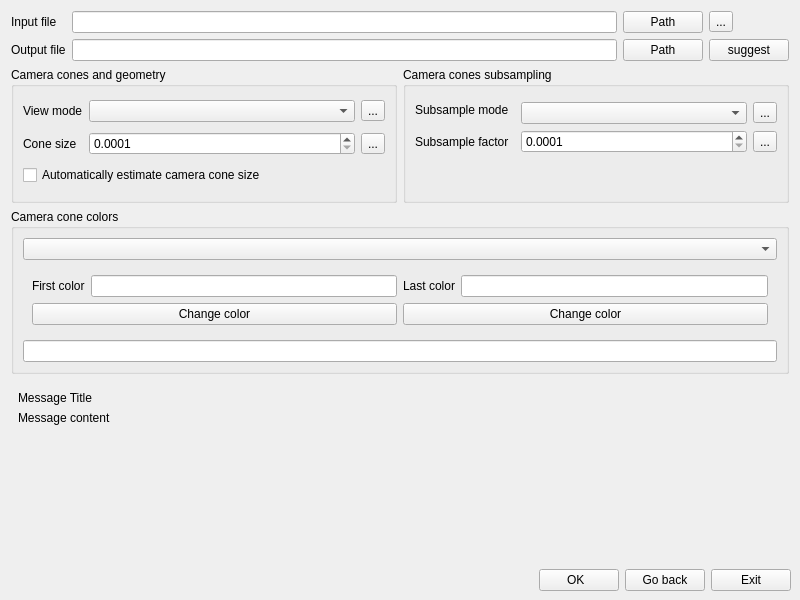
The window that src/main.ui (salaheddinek/py_sfm_viewer) describes before a commit, drawn with Qt 5.
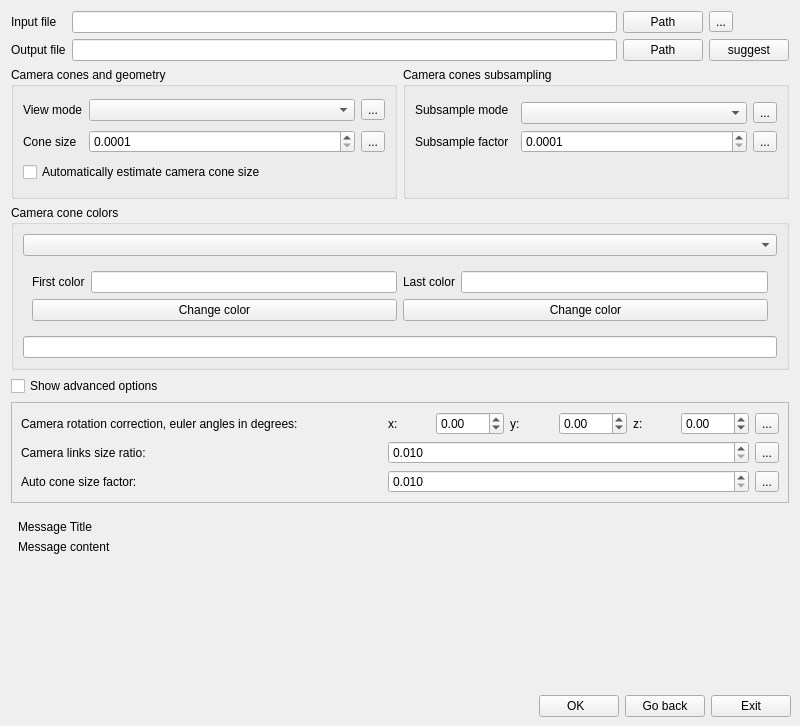
The same window after the commit.

Commit message: added support of camera cone orientation correction

The edit to the form file:
```diff
--- a/src/main.ui
+++ b/src/main.ui
@@ -7,7 +7,7 @@
     <x>0</x>
     <y>0</y>
     <width>800</width>
-    <height>600</height>
+    <height>726</height>
    </rect>
   </property>
   <property name="windowTitle">
@@ -295,6 +295,169 @@
          </layout>
         </widget>
        </item>
+       <item>
+        <widget class="QCheckBox" name="check_box_show_advanced">
+         <property name="text">
+          <string>Show advanced options</string>
+         </property>
+        </widget>
+       </item>
+       <item>
+        <widget class="QFrame" name="wid_advanced_options">
+         <property name="frameShape">
+          <enum>QFrame::StyledPanel</enum>
+         </property>
+         <property name="frameShadow">
+          <enum>QFrame::Raised</enum>
+         </property>
+         <layout class="QGridLayout" name="gridLayout_5">
+          <item row="0" column="1">
+           <layout class="QHBoxLayout" name="horizontalLayout_5">
+            <item>
+             <widget class="QLabel" name="label_10">
+              <property name="text">
+               <string>x:</string>
+              </property>
+             </widget>
+            </item>
+            <item>
+             <widget class="QDoubleSpinBox" name="dspin_box_rot_x">
+              <property name="minimum">
+               <double>-999.000000000000000</double>
+              </property>
+              <property name="maximum">
+               <double>999.990000000000009</double>
+              </property>
+              <property name="singleStep">
+               <double>90.000000000000000</double>
+              </property>
+             </widget>
+            </item>
+            <item>
+             <widget class="QLabel" name="label_11">
+              <property name="text">
+               <string>y:</string>
+              </property>
+             </widget>
+            </item>
+            <item>
+             <widget class="QDoubleSpinBox" name="dspin_box_rot_y">
+              <property name="minimum">
+               <double>-999.000000000000000</double>
+              </property>
+              <property name="maximum">
+               <double>999.990000000000009</double>
+              </property>
+              <property name="singleStep">
+               <double>90.000000000000000</double>
+              </property>
+             </widget>
+            </item>
+            <item>
+             <widget class="QLabel" name="label_12">
+              <property name="text">
+               <string>z:</string>
+              </property>
+             </widget>
+            </item>
+            <item>
+             <widget class="QDoubleSpinBox" name="dspin_box_rot_z">
+              <property name="minimum">
+               <double>-999.000000000000000</double>
+              </property>
+              <property name="maximum">
+               <double>999.990000000000009</double>
+              </property>
+              <property name="singleStep">
+               <double>90.000000000000000</double>
+              </property>
+             </widget>
+            </item>
+           </layout>
+          </item>
+          <item row="1" column="1">
+           <widget class="QDoubleSpinBox" name="dspin_box_link_size">
+            <property name="decimals">
+             <number>3</number>
+            </property>
+            <property name="minimum">
+             <double>0.010000000000000</double>
+            </property>
+            <property name="maximum">
+             <double>999.990000000000009</double>
+            </property>
+            <property name="singleStep">
+             <double>0.010000000000000</double>
+            </property>
+           </widget>
+          </item>
+          <item row="0" column="0">
+           <widget class="QLabel" name="label_9">
+            <property name="sizePolicy">
+             <sizepolicy hsizetype="Preferred" vsizetype="MinimumExpanding">
+              <horstretch>0</horstretch>
+              <verstretch>0</verstretch>
+             </sizepolicy>
+            </property>
+            <property name="text">
+             <string>Camera rotation correction, euler angles in degrees:    </string>
+            </property>
+           </widget>
+          </item>
+          <item row="2" column="0">
+           <widget class="QLabel" name="label_14">
+            <property name="text">
+             <string>Auto cone size factor:</string>
+            </property>
+           </widget>
+          </item>
+          <item row="0" column="2">
+           <widget class="QToolButton" name="btn_info_rot_correction">
+            <property name="text">
+             <string>...</string>
+            </property>
+           </widget>
+          </item>
+          <item row="2" column="2">
+           <widget class="QToolButton" name="btn_info_auto_cone_size">
+            <property name="text">
+             <string>...</string>
+            </property>
+           </widget>
+          </item>
+          <item row="2" column="1">
+           <widget class="QDoubleSpinBox" name="dspin_box_auto_cone_size">
+            <property name="decimals">
+             <number>3</number>
+            </property>
+            <property name="minimum">
+             <double>0.010000000000000</double>
+            </property>
+            <property name="maximum">
+             <double>999.990000000000009</double>
+            </property>
+            <property name="singleStep">
+             <double>0.010000000000000</double>
+            </property>
+           </widget>
+          </item>
+          <item row="1" column="0">
+           <widget class="QLabel" name="label_13">
+            <property name="text">
+             <string>Camera links size ratio:</string>
+            </property>
+           </widget>
+          </item>
+          <item row="1" column="2">
+           <widget class="QToolButton" name="btn_info_links_size">
+            <property name="text">
+             <string>...</string>
+            </property>
+           </widget>
+          </item>
+         </layout>
+        </widget>
+       </item>
       </layout>
      </widget>
     </item>
```
The commit also changes 6 other files.
